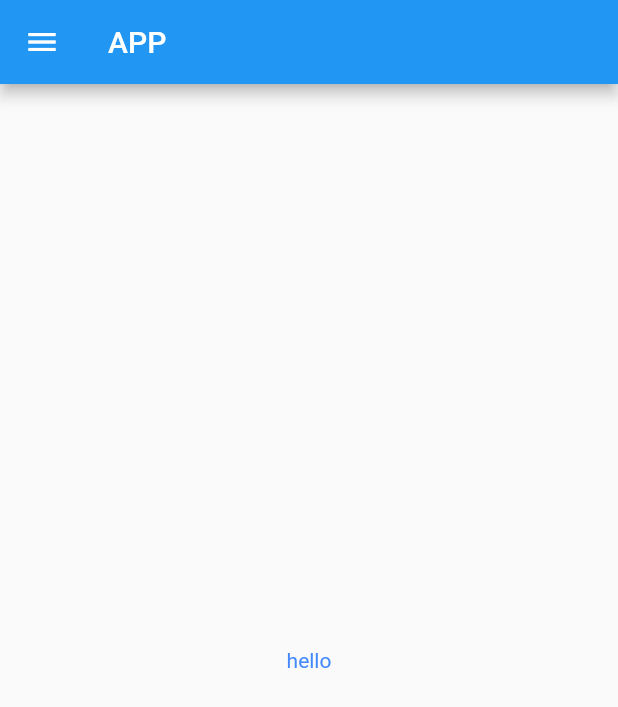
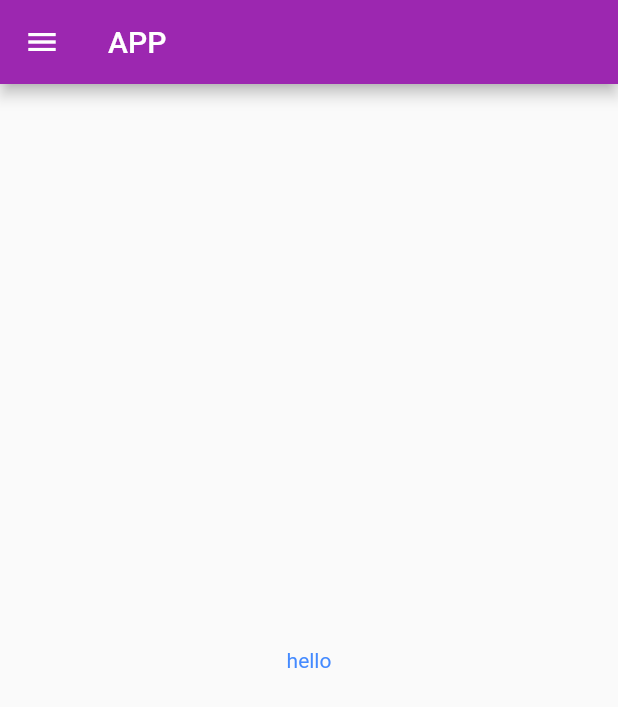
Before and after one commit to girirajsahu2803/OnlinShoppingApp, a Flutter app: the screen it shows after launch, on a phone screen of 412 x 824 dp. Shown: the top 707 px of the screen. Run offline on Flutter 3.47's test engine with Material 2 defaults, Android fonts, the phone set to English and light mode, and no system bars.

Commit message:
day 3 completed

```diff
--- a/lib/homepage.dart
+++ /dev/null
@@ -1,26 +0,0 @@
-import 'package:flutter/material.dart';
-
-class HomePage extends StatelessWidget {
-  const HomePage({Key? key}) : super(key: key);
-
-  @override
-  Widget build(BuildContext context) {
-    return MaterialApp(
-      home: Scaffold(
-        drawer: Drawer(),
-        appBar: AppBar(
-          title: Text('APP', style: TextStyle(color: Colors.white)),
-        ),
-        body: Container(
-          //color: Colors.red,
-          child: Center(
-            child: Text(
-              'hello',
-              style: TextStyle(color: Colors.blueAccent),
-            ),
-          ),
-        ),
-      ),
-    );
-  }
-}
--- a/lib/main.dart
+++ b/lib/main.dart
@@ -1,5 +1,7 @@
 import 'package:flutter/material.dart';
-import 'package:shopapp/homepage.dart';
+import 'package:shopapp/pages/homepage.dart';
+import 'package:shopapp/pages/secondScreen.dart';
+import 'package:shopapp/pages/loginpage.dart';
 
 void main() {
   runApp(const MyApp());
@@ -10,6 +12,14 @@ class MyApp extends StatelessWidget {
 
   @override
   Widget build(BuildContext context) {
-    return HomePage();
+    return MaterialApp(
+      initialRoute: '/',
+      theme: ThemeData(primarySwatch: Colors.purple),
+      routes: {
+        '/': (context) => HomePage(),
+        '/2': (context) => SecondScreen(),
+        '/logIn': (context) => LoginPage(),
+      },
+    );
   }
 }
--- /dev/null
+++ b/lib/pages/homepage.dart
@@ -0,0 +1,22 @@
+import 'package:flutter/material.dart';
+
+class HomePage extends StatelessWidget {
+  @override
+  Widget build(BuildContext context) {
+    return Scaffold(
+      drawer: Drawer(),
+      appBar: AppBar(
+        title: Text('APP', style: TextStyle(color: Colors.white)),
+      ),
+      body: Container(
+        //color: Colors.red,
+        child: Center(
+          child: Text(
+            'hello',
+            style: TextStyle(color: Colors.blueAccent),
+          ),
+        ),
+      ),
+    );
+  }
+}
```
Also changed, not shown: lib/pages/loginpage.dart (added, +14 -0 lines), lib/pages/secondScreen.dart (added, +24 -0 lines).
